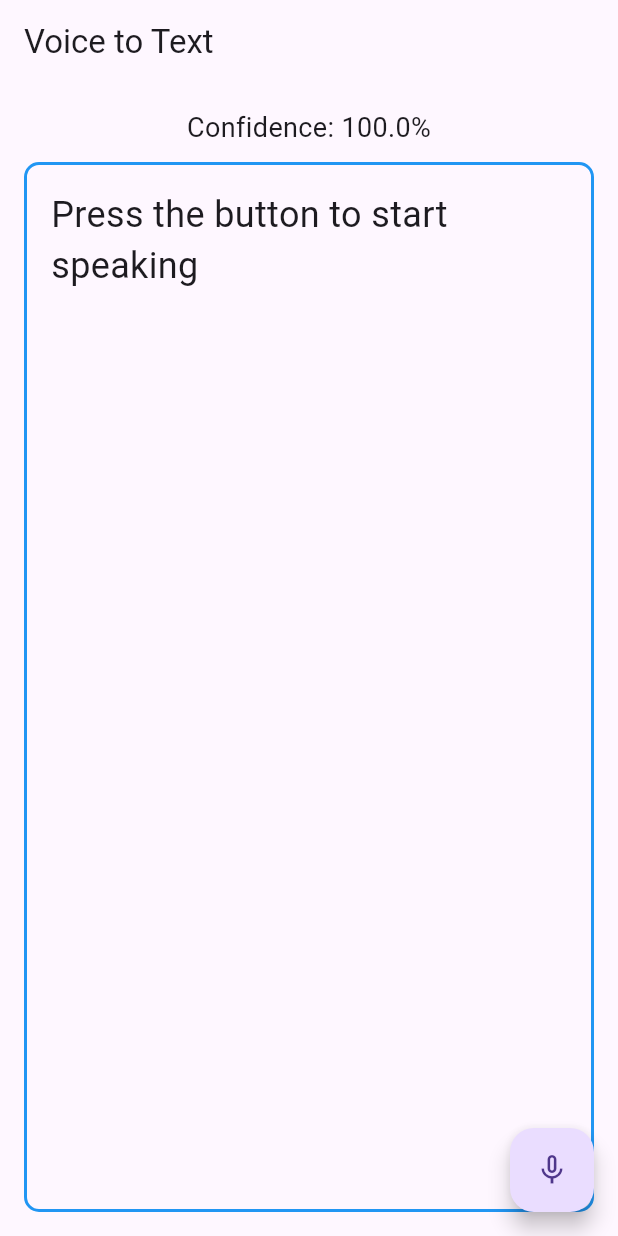
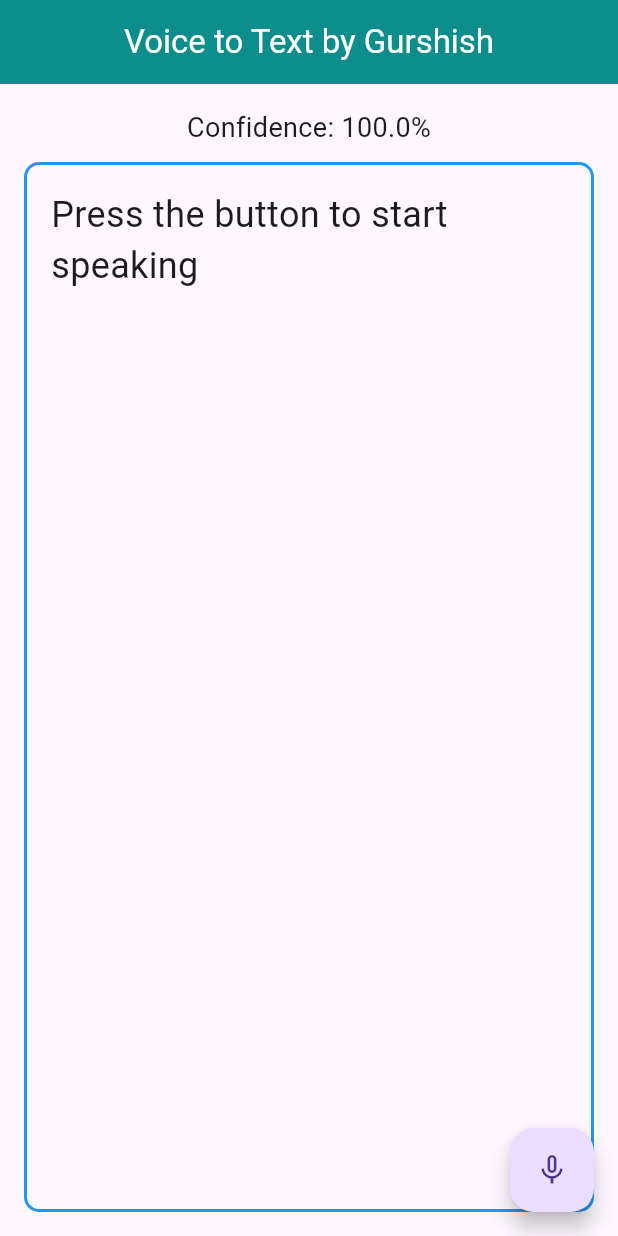
Before and after one commit to gurshish9/voicetotextapp, a Flutter app: the screen it shows after launch, on a phone screen of 412 x 824 dp. Run offline on Flutter 3.47's test engine with Material 3 defaults, Android fonts, the phone set to English and light mode, and no system bars; our stand-ins replace speech_to_text.

Commit message:
added colors

```diff
--- a/lib/main.dart
+++ b/lib/main.dart
@@ -63,8 +63,13 @@ class _VoiceToTextState extends State<VoiceToText> {
   Widget build(BuildContext context) {
     return Scaffold(
       appBar: AppBar(
-        title: Text('Voice to Text'),
+        title: Center( child:  Text('Voice to Text by Gurshish', style: TextStyle(color: Colors.white),),),
+        backgroundColor: Colors.teal,
+        elevation: 10.0,
+
+
       ),
+
       body: Padding(
         padding: const EdgeInsets.all(16.0),
         child: Column(
```
